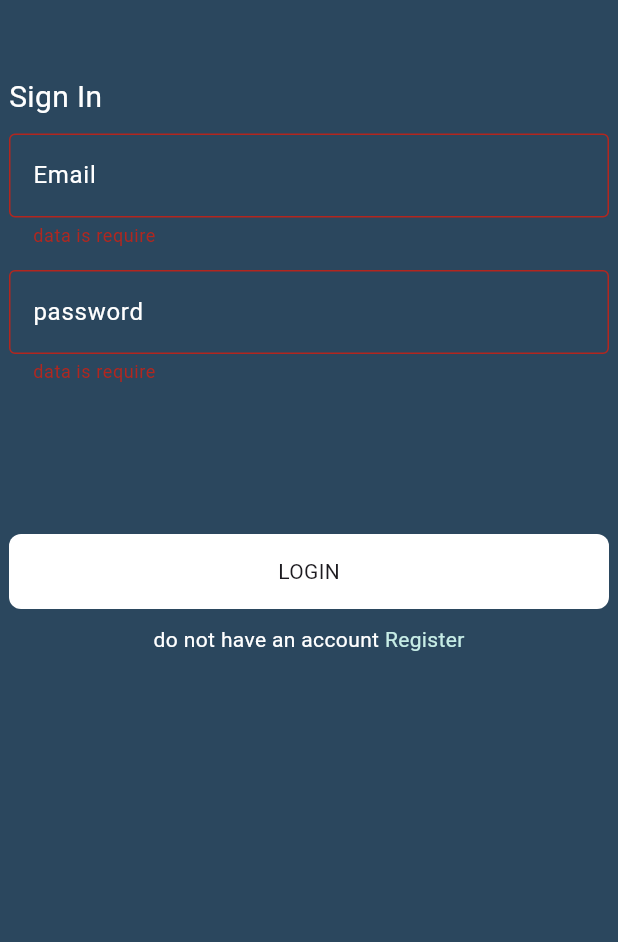
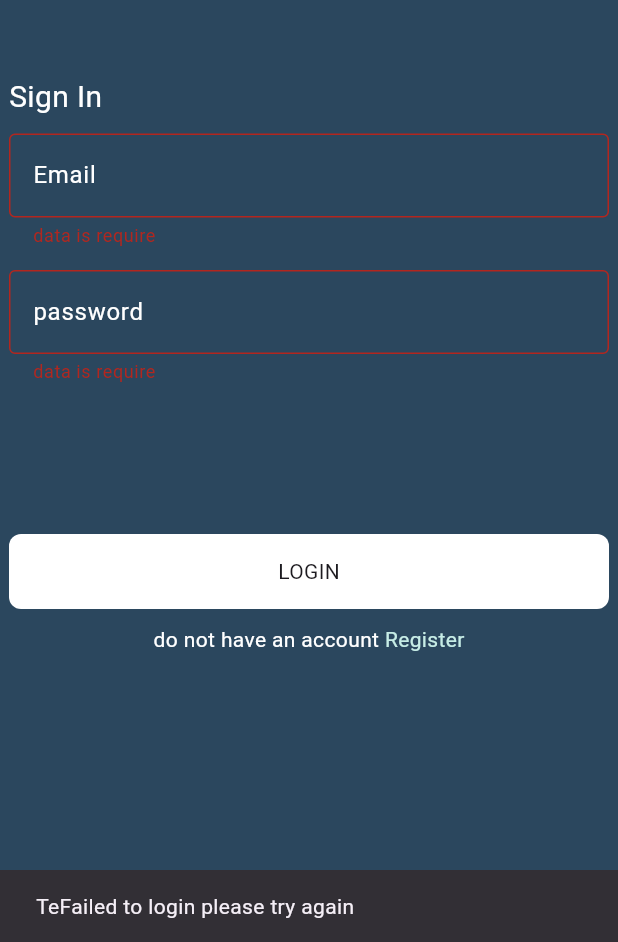
Before and after one commit to AbdelrahmanElkholy41/chat_app, a Flutter app: the screen it shows after launch, after a tap on "LOGIN", on a phone screen of 412 x 824 dp, the part 294-1236 px from its top. Run offline on Flutter 3.47's test engine with Material 3 defaults, Android fonts, the phone set to English and light mode, and no system bars; drawn by our look-alikes of modal_progress_hud_nsn; our stand-ins replace bloc, cloud_firestore, firebase_auth, firebase_core, flutter_bloc; accounts and stored records are empty; Roboto replaces fonts that are missing (pacific).

Commit message:
trigger Login cubit

```diff
--- a/lib/main.dart
+++ b/lib/main.dart
@@ -1,12 +1,14 @@
+import 'package:chat_app/Cubit/login_cubit.dart';
 import 'package:chat_app/screens/ChatPage.dart';
 import 'package:chat_app/screens/RegisterPage.dart';
 import 'package:chat_app/screens/sign_in_page.dart';
 import 'package:firebase_core/firebase_core.dart';
 import 'package:flutter/material.dart';
+import 'package:flutter_bloc/flutter_bloc.dart';
 
 import 'firebase_options.dart';
 
-void main() async{
+void main() async {
   WidgetsFlutterBinding.ensureInitialized();
   await Firebase.initializeApp(
     options: DefaultFirebaseOptions.currentPlatform,
@@ -20,14 +22,17 @@ class MyApp extends StatelessWidget {
   // This widget is the root of your application.
   @override
   Widget build(BuildContext context) {
-    return MaterialApp(
-      routes: {
-        SignInPage.id :(context)=>SignInPage(),
-        Registerpage.id:(context)=>Registerpage(),
-        Chatpage.id:(context)=>Chatpage(),
+    return BlocProvider(
+      create: (context) => LoginCubit(),
+      child: MaterialApp(
+        routes: {
+          SignInPage.id: (context) => SignInPage(),
+          Registerpage.id: (context) => Registerpage(),
+          Chatpage.id: (context) => Chatpage(),
 
-      },
-      initialRoute:SignInPage.id ,
+        },
+        initialRoute: SignInPage.id,
+      ),
     );
   }
 }
--- a/lib/screens/sign_in_page.dart
+++ b/lib/screens/sign_in_page.dart
@@ -1,5 +1,7 @@
+import 'package:chat_app/Cubit/login_cubit.dart';
 import 'package:firebase_auth/firebase_auth.dart';
 import 'package:flutter/material.dart';
+import 'package:flutter_bloc/flutter_bloc.dart';
 import 'package:modal_progress_hud_nsn/modal_progress_hud_nsn.dart';
 
 import '../component/CustomButton.dart';
@@ -8,26 +10,35 @@ import '../constants.dart';
 import 'ChatPage.dart';
 import 'RegisterPage.dart';
 
-class SignInPage extends StatefulWidget {
+class SignInPage extends StatelessWidget {
   SignInPage({super.key});
   static String id='login';
 
-  @override
-  State<SignInPage> createState() => _SignInPageState();
-}
-
-class _SignInPageState extends State<SignInPage> {
   String? Email;
 
   String? password;
 
-  bool isLoading=false;
+  bool isLoading = false;
 
-GlobalKey <FormState>formkeey=GlobalKey();
+  GlobalKey <FormState>formkeey = GlobalKey();
 
   @override
   Widget build(BuildContext context) {
-    return ModalProgressHUD(
+    return BlocListener<LoginCubit,LoginState>(
+      listener: (context, state) {
+        if(state is LoginLoading){
+
+          isLoading=true;
+        }
+        else if(state is LoginSuccess){
+          Navigator.pushNamed(context, Chatpage.id);
+
+        }else if(state is LoginFailuer){
+
+        }
+
+      },
+      child: ModalProgressHUD(
         inAsyncCall: isLoading,
         child: Scaffold(
 
@@ -66,8 +77,8 @@ GlobalKey <FormState>formkeey=GlobalKey();
                             Customtextfield(
 
                               hintText: 'Email',
-                            onChange: (data){
-                              Email=data;
+                              onChange: (data) {
+                                Email = data;
                               },
 
                             ),
@@ -77,8 +88,8 @@ GlobalKey <FormState>formkeey=GlobalKey();
                             Customtextfield(
                               obsec: true,
                               hintText: 'password',
-                            onChange: (data){
-                              password=data;
+                              onChange: (data) {
+                                password = data;
                               },
 
                             ),
@@ -87,27 +98,13 @@ GlobalKey <FormState>formkeey=GlobalKey();
                             ),
                             Custombutton(
                               action: 'LOGIN',
-                            onTap: ()async {
+                              onTap: () async {
                                 if (formkeey.currentState!.validate()) {
-                                isLoading=true;
-                                setState((){});
+                                  BlocProvider.of<LoginCubit>(context).Login(Email: Email!, password: password!);
 
-                                try {
-                                  await Login();
-                                  Navigator.pushNamed(context,Chatpage.id,arguments: Email);
-                                }
-                                on FirebaseAuthException catch (e) {
-                                  if (e.code == 'user-not-found') {
 
-                                    ScaffoldMessage(context, 'User not found');
-                                  } else if (e.code == 'wrong-password') {
-                                    ScaffoldMessage(context, 'Wrong Password');
-                                  }
-                                }catch(e){
-                                  ScaffoldMessage(context, e);
-                                }
-                                isLoading=false;
-                                setState((){});
+                                }else{
+                                  ScaffoldMessage(context,'TeFailed to login please try again');
                                 }
                               }
                               ,),
@@ -124,7 +121,8 @@ GlobalKey <FormState>formkeey=GlobalKey();
 
                                 GestureDetector(
                                     onTap: () {
-                                    Navigator.pushNamed(context,Registerpage.id);
+                                      Navigator.pushNamed(context,
+                                          Registerpage.id);
                                     },
                                     child: Text(
                                       'Register',
@@ -135,16 +133,14 @@ GlobalKey <FormState>formkeey=GlobalKey();
                             SizedBox(height: 150,)
                           ]),
                     )))),
+      ),
     );
   }
 
-  void ScaffoldMessage(BuildContext context,message) {
-    ScaffoldMessenger.of(context).showSnackBar(SnackBar(content: Text(message)));
+  void ScaffoldMessage(BuildContext context, message) {
+    ScaffoldMessenger.of(context).showSnackBar(
+        SnackBar(content: Text(message)));
   }
 
-  Future<void> Login() async {
-     final credential = await FirebaseAuth.instance.signInWithEmailAndPassword(
-        email: Email!,
-        password: password!);
+
 }
-}
```
Also changed, not shown: lib/Cubit/login_cubit.dart (+19 -0 lines), 4 other files. Lines whose indentation alone changed are shown as unchanged.
